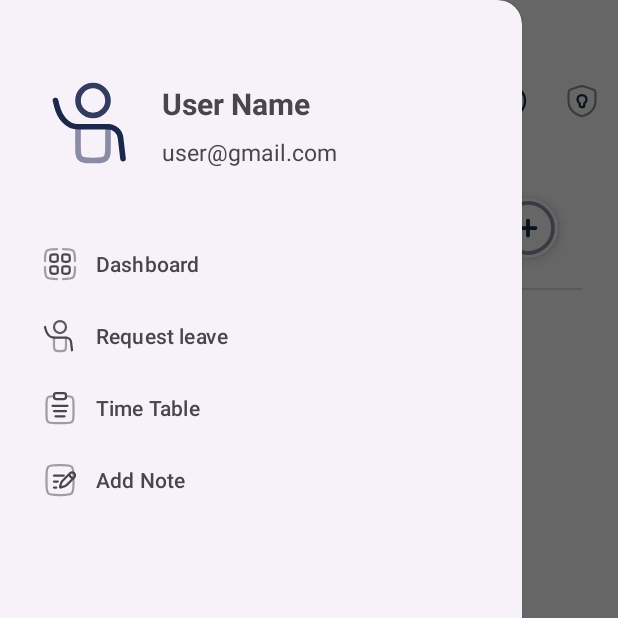
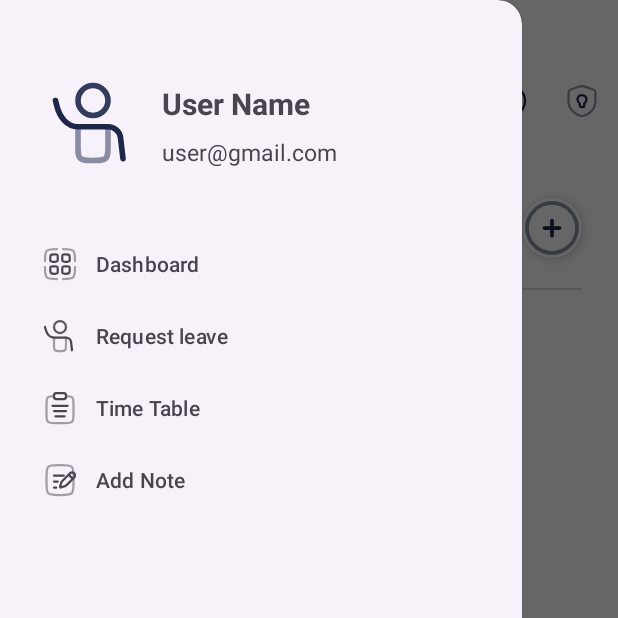
Before and after one commit to StaffSwap/AndroidApp, an Android app: the fragment AddNoteFragment placed in its activity, with the side drawer open, on a phone screen of 412 x 824 dp, the top half of it. Run offline under Robolectric (Android 15) with nearby library versions, the phone set to English and light mode, and no system bars.

Commit message:
Update fragment_add_note.xml

```diff
--- a/StaffSwap/app/src/main/res/layout/fragment_add_note.xml
+++ b/StaffSwap/app/src/main/res/layout/fragment_add_note.xml
@@ -47,7 +47,7 @@
         android:id="@+id/goToCreateNotePageCardView"
         android:layout_width="40dp"
         android:layout_height="40dp"
-        android:layout_marginEnd="40dp"
+        android:layout_marginEnd="24dp"
         app:cardCornerRadius="60dp"
         app:cardElevation="4dp"
         app:layout_constraintBottom_toBottomOf="@+id/textView7"
```
